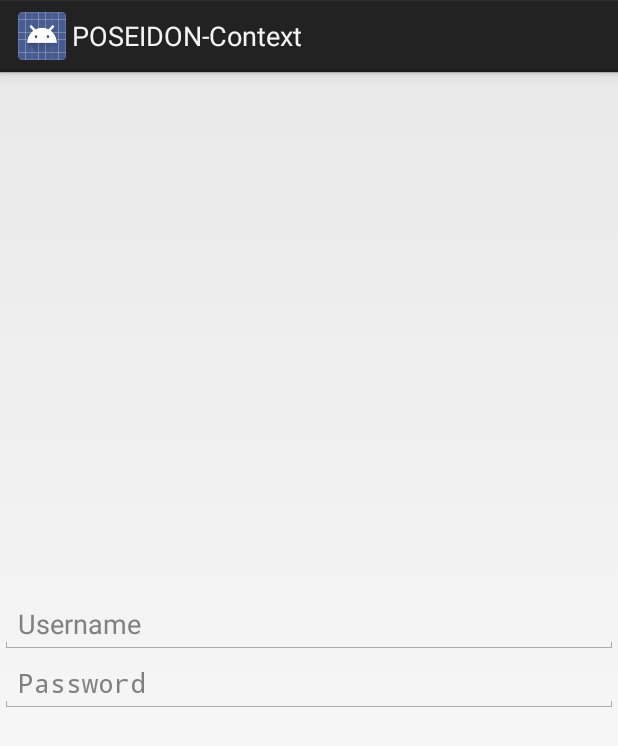
After one commit to ualegre/aContextReasoner, an Android app: the layout logindialog.xml on its own in the app's theme, with its tools: preview values and no code run, on a phone screen of 412 x 824 dp. The commit adds this screen. Shown: the top 746 px of the screen. Run offline under Robolectric (Android 15) with nearby library versions, the phone set to English and light mode, and no system bars.

Commit message:
Added Login Dialog

```diff
--- /dev/null
+++ b/reasoner/src/main/res/layout/logindialog.xml
@@ -0,0 +1,21 @@
+<?xml version="1.0" encoding="utf-8"?>
+<LinearLayout xmlns:android="http://schemas.android.com/apk/res/android"
+    android:id="@+id/edit_name"
+    android:layout_width="match_parent"
+    android:layout_height="wrap_content"
+    android:layout_gravity="center"
+    android:orientation="vertical">
+    <EditText
+        android:id="@+id/txt_username"
+        android:layout_width="match_parent"
+        android:layout_height="wrap_content"
+        android:inputType="text"
+        android:hint="@string/username" />
+
+    <EditText
+        android:id="@+id/txt_password"
+        android:layout_width="match_parent"
+        android:layout_height="wrap_content"
+        android:hint="@string/password"
+        android:inputType="textPassword" />
+</LinearLayout>
```
Also changed, not shown: reasoner/src/main/java/org/poseidon_project/context/ui/DialogReturnInterface.java (added, +30 -0 lines), reasoner/src/main/java/org/poseidon_project/context/ui/LoginDialogFragment.java (added, +104 -0 lines), reasoner/src/main/res/values/strings.xml (+14 -2 lines).
